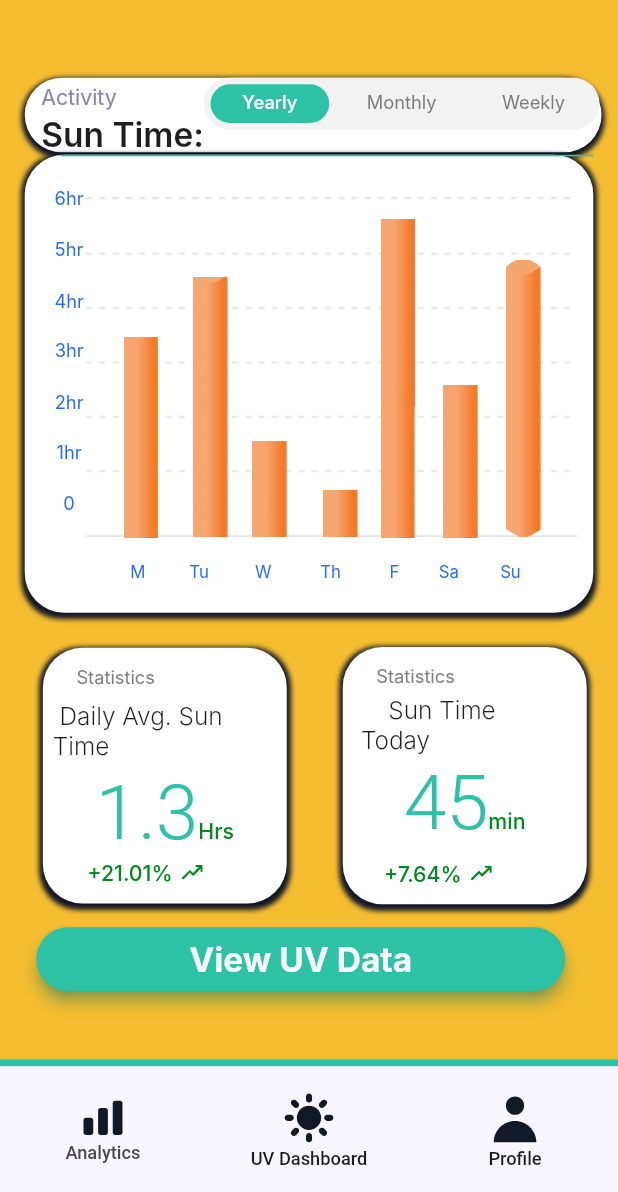
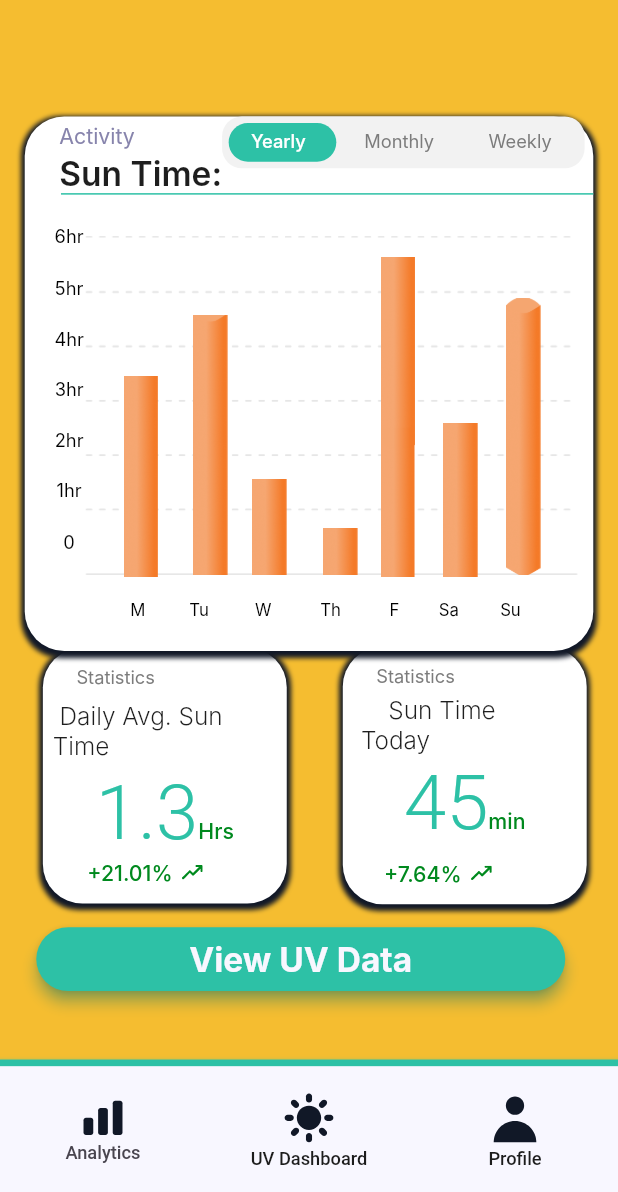
Before and after one commit to adescoteaux1/huvi_app1, a Flutter app: the AnalyticsTabContainerPage screen opened directly, on a phone screen of 412 x 824 dp, the part 44-1236 px from its top. Run offline on Flutter 3.47's test engine with Material 2 defaults, Android fonts, the phone set to English and light mode, and no system bars; our stand-ins replace cached_network_image, cloud_firestore, firebase_auth, firebase_core, flutter_svg, flutter_svg_provider and 4 more; accounts and stored records are empty; Roboto replaces fonts that are missing (Inter).

Commit message:
formatting and design

```diff
--- a/lib/presentation/analytics_tab_container_page.dart
+++ b/lib/presentation/analytics_tab_container_page.dart
@@ -52,8 +52,7 @@ class AnalyticsTabContainerPageState extends State<AnalyticsTabContainerPage>
                         child: Stack(alignment: Alignment.center, children: [
                           _buildStatisticsSection(context),
 
-                          Container(child: Stack(alignment: Alignment.center, children: [_buildActivitySection(context),
-                            Container( child:_buildPlaylist(context),
+                          Container(child: Stack(alignment: Alignment.center, children: [Container( child:_buildPlaylist(context),
                             margin: EdgeInsets.only(left: 15.h, right: 15.h, bottom: 200.v),
 
 
@@ -319,6 +318,50 @@ class AnalyticsTabContainerPageState extends State<AnalyticsTabContainerPage>
       child: Column(
         mainAxisSize: MainAxisSize.min,
         children: [
+          Row(
+                mainAxisAlignment: MainAxisAlignment.spaceBetween,
+                crossAxisAlignment: CrossAxisAlignment.start,
+                children: [
+                  Padding(
+                      padding: EdgeInsets.only(top: 4.v, left: 3.h),
+                      child: Column(
+                          crossAxisAlignment: CrossAxisAlignment.start,
+                          children: [
+                            Text("Activity", style: theme.textTheme.bodyMedium),
+                            SizedBox(height: 3.v),
+                            Text("Sun Time:",
+                                style: CustomTextStyles.titleLargeInterGray900)
+                          ])),
+                  Container(
+                      height: 34.v,
+                      width: 220.h,
+                      margin: EdgeInsets.only(bottom: 15.v, right: 10.h),
+                      decoration: BoxDecoration(
+                          color: appTheme.gray10001,
+                          borderRadius: BorderRadius.circular(12.h)),
+                      child: TabBar(
+                          controller: tabviewController,
+                          labelPadding: EdgeInsets.only(right: 5.h),
+                          labelColor: appTheme.whiteA700,
+                          labelStyle: TextStyle(
+                              fontSize: 12.fSize,
+                              fontFamily: 'Inter',
+                              fontWeight: FontWeight.w500),
+                          unselectedLabelColor: appTheme.gray600,
+                          unselectedLabelStyle: TextStyle(
+                              fontSize: 12.fSize,
+                              fontFamily: 'Inter',
+                              fontWeight: FontWeight.w400),
+                          indicatorPadding: EdgeInsets.all(4.0.h),
+                          indicator: BoxDecoration(
+                              color: appTheme.teal400,
+                              borderRadius: BorderRadius.circular(13.h)),
+                          tabs: [
+                            Tab(child: Text("Yearly")),
+                            Tab(child: Text("Monthly")),
+                            Tab(child: Text("Weekly"))
+                          ]))
+                ]),
 
           Divider(
             color: theme.colorScheme.onError,
--- a/lib/theme/custom_text_style.dart
+++ b/lib/theme/custom_text_style.dart
@@ -141,7 +141,7 @@ class CustomTextStyles {
         color: appTheme.gray600,
       );
   static get bodySmallSecondaryContainer => theme.textTheme.bodySmall!.copyWith(
-        color: theme.colorScheme.secondaryContainer,
+        color: Colors.black,
       );
   // Display text style
   static get displayMediumRoboto =>
--- a/lib/theme/theme_helper.dart
+++ b/lib/theme/theme_helper.dart
@@ -112,7 +112,7 @@ class TextThemes {
           fontWeight: FontWeight.w400,
         ),
         bodySmall: TextStyle(
-          color: colorScheme.secondaryContainer,
+          color: Colors.black,
           fontSize: 12.fSize,
           fontFamily: 'Inter',
           fontWeight: FontWeight.w400,
@@ -176,7 +176,7 @@ class ColorSchemes {
     primary: Color(0XFF2DC1A6),
     primaryContainer: Color(0XFF1C1C1C),
     secondary: Color(0XFF1C1C1C),
-    secondaryContainer: Color(0XFF246BF5),
+    secondaryContainer: Color(0XFF1C1C1C),
     tertiary: Color(0XFF1C1C1C),
     tertiaryContainer: Color(0XFF246BF5),
 
```
Also changed, not shown: lib/presentation/edit_profile_screen.dart (+7 -5 lines), lib/presentation/uv_status_vone_page/uv_status_vone_page.dart (+27 -9 lines), lib/widgets/severity_gague.dart (+5 -6 lines).
